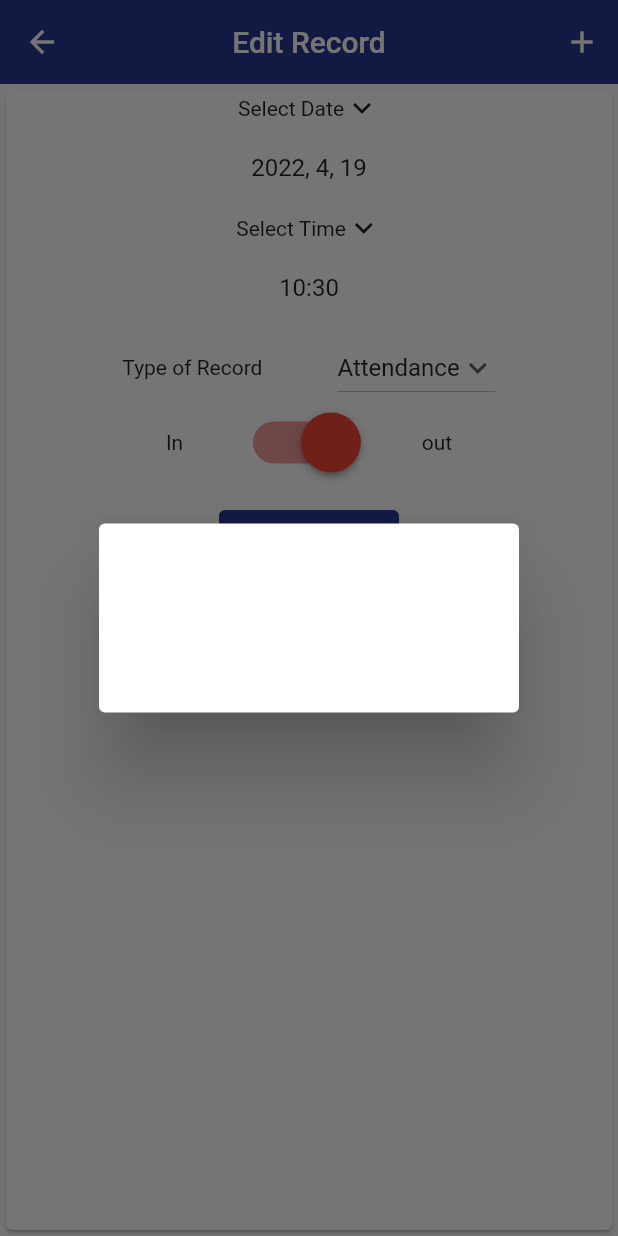
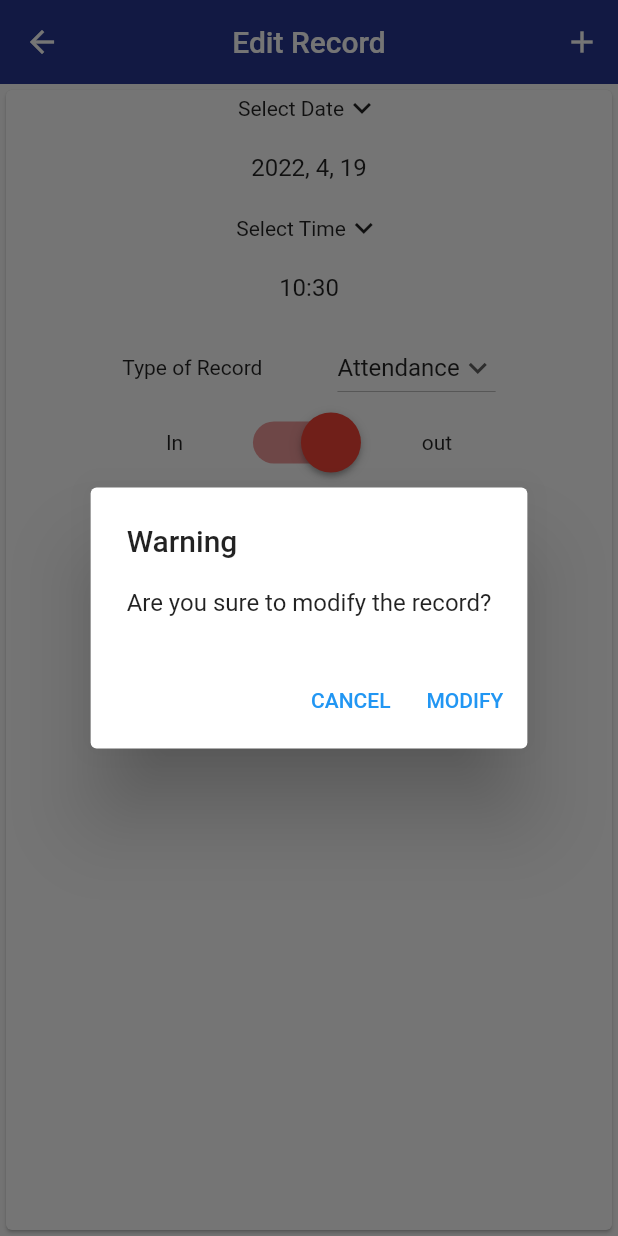
Before and after one commit to marcoafloreselsas/leadoneattendance, a Flutter app: the EditRecordScreen screen opened directly, after a tap on the "add" icon, on a phone screen of 412 x 824 dp. Run offline on Flutter 3.47's test engine with Material 2 defaults, Android fonts, the phone set to English and light mode, and no system bars; our stand-ins replace easy_localization, firebase_auth, firebase_core, flutter_signin_button, google_sign_in; accounts and stored records are empty.

Commit message:
abr 19 2022

```diff
--- a/assets/resources/langs/en.json
+++ b/assets/resources/langs/en.json
@@ -84,11 +84,14 @@
     },
     "alerts":
     {
+        "alert0" : "Warning",
         "alert1" : "The record has been saved successfully.",
         "alert2" : "Are you sure to modify the record?",
         "alert3" : "The record has been successfully modified.",
         "alert4" : "The 'recipient' field is required.",
         "alert5" : "The mail has been sent successfully.",
-        "alert6" : "The report has been downloaded to your device."
+        "alert6" : "The report has been downloaded to your device.",
+        "alertResponse1" : "MODIFY",
+        "alertResponse2" : "CANCEL"
     }
 }
--- a/assets/resources/langs/es.json
+++ b/assets/resources/langs/es.json
@@ -84,11 +84,14 @@
     },
     "alerts":
     {
+        "alert0" : "Aviso",
         "alert1" : "El registro se ha guardado exitosamente.",
         "alert2" : "¿Está seguro de modificar el registro?",
         "alert3" : "El registro se ha modificado exitosamente.",
         "alert4" : "El campo ‘destinatario’ es obligatorio.",
         "alert5" : "El correo se ha enviado exitosamente.",
-        "alert6" : "El reporte ha sido descargado en su dispositivo."
+        "alert6" : "El reporte ha sido descargado en su dispositivo.",
+        "alertResponse1" : "MODIFICAR",
+        "alertResponse2" : "CANCELAR"
     }
 }
--- a/lib/main.dart
+++ b/lib/main.dart
@@ -51,7 +51,7 @@ class MyApp extends StatelessWidget {
             //Si encuentra una sesión, arroja MainScreen, sino, LoginPage.
             if (snapshot.hasData) {
               //VERIFICAR: Empleado = MainScreen, Administrador = MainScreenAdmin.
-              return const MainScreenAdmin();
+              return const MainScreen();
             }
               return const LoginPage();
             }
--- a/lib/screens/editrecord_screen.dart
+++ b/lib/screens/editrecord_screen.dart
@@ -10,7 +10,6 @@ class EditRecordScreen extends StatefulWidget {
 }
 
 class _EditRecordScreenState extends State<EditRecordScreen> {
-
   DateTime pickedDate = DateTime.parse('0000-00-00');
   late TimeOfDay time;
   bool value = true;
@@ -32,6 +31,7 @@ class _EditRecordScreenState extends State<EditRecordScreen> {
     pickedDate = DateTime.now();
     time = TimeOfDay.now();
   }
+
   @override
   Widget build(BuildContext context) {
     return Scaffold(
@@ -45,7 +45,22 @@ class _EditRecordScreenState extends State<EditRecordScreen> {
                       context,
                       MaterialPageRoute(
                           builder: (context) => const EditRecordScreen()));
-                          showDialog(context: context, builder: (context) => const AlertDialog(title: Text('') , content: Text(''), actions: [],));
+                  showDialog(
+                      context: context,
+                      builder: (context) => AlertDialog(
+                            title: const Text('alerts.alert0').tr(),
+                            content: const Text('alerts.alert2').tr(),
+                            actions: [
+                              TextButton(
+                                onPressed: () {},
+                                child: const Text('alerts.alertResponse2').tr(),
+                              ),
+                              TextButton(
+                                onPressed: () {},
+                                child: const Text('alerts.alertResponse1').tr(),
+                              ),
+                            ],
+                          ));
                 },
                 icon: const Icon(Icons.add_outlined)),
           ]),
@@ -60,10 +75,12 @@ class _EditRecordScreenState extends State<EditRecordScreen> {
                 const Icon(Icons.keyboard_arrow_down_outlined),
               ],
               mainAxisAlignment: MainAxisAlignment.center,
-
             ),
             ListTile(
-            title: Text("${pickedDate.year}, ${pickedDate.month}, ${pickedDate.day}", textAlign: TextAlign.center,),
+              title: Text(
+                "${pickedDate.year}, ${pickedDate.month}, ${pickedDate.day}",
+                textAlign: TextAlign.center,
+              ),
               //  trailing: const Icon(Icons.keyboard_arrow_down_outlined),
               onTap: _pickDate,
             ),
@@ -76,7 +93,10 @@ class _EditRecordScreenState extends State<EditRecordScreen> {
               mainAxisAlignment: MainAxisAlignment.center,
             ),
             ListTile(
-            title: Text("${time.hour}:${time.minute}", textAlign: TextAlign.center,),
+              title: Text(
+                "${time.hour}:${time.minute}",
+                textAlign: TextAlign.center,
+              ),
               // trailing: const Icon(Icons.keyboard_arrow_down_outlined),
               onTap: _pickTime,
             ),
@@ -110,17 +130,16 @@ class _EditRecordScreenState extends State<EditRecordScreen> {
               mainAxisAlignment: MainAxisAlignment.center,
             ),
             //Switch
-            Row(
-              children: [
+            Row(children: [
               const Text('editrecords.in').tr(),
               const Padding(padding: EdgeInsets.all(25.0)),
               buildSwitch(), //Manda llamar el switch.
               const Padding(padding: EdgeInsets.all(25.0)),
               const Text('editrecords.out').tr(),
-            ],
-              mainAxisAlignment: MainAxisAlignment.center
+            ], mainAxisAlignment: MainAxisAlignment.center),
+            const SizedBox(
+              height: 20,
             ),
-            const SizedBox(height: 20,),
             //Botón de guardar cambios.
             TextButton(
                 style: TextButton.styleFrom(
@@ -128,7 +147,7 @@ class _EditRecordScreenState extends State<EditRecordScreen> {
                     primary: Colors.white, //Color del Texto
                     minimumSize: const Size(120, 50) //Tamaño - WH
                     ),
-              onPressed: (){},
+                onPressed: () {},
                 child: const Text('editrecords.saveButton').tr())
           ],
         ),
@@ -153,10 +172,9 @@ _pickDate() async {
     DateTime? date = await showDatePicker(
         context: context,
         initialDate: pickedDate,
-    firstDate: DateTime(DateTime.now().year-1),
-    lastDate: DateTime(DateTime.now().year+5)
-  );
-  if(date != null){
+        firstDate: DateTime(DateTime.now().year - 1),
+        lastDate: DateTime(DateTime.now().year + 5));
+    if (date != null) {
       setState(() {
         pickedDate = date;
       });
@@ -164,12 +182,12 @@ _pickDate() async {
   }
 
 //Función que muestra el Time Picker.
-_pickTime() async{
+  _pickTime() async {
     TimeOfDay? t = await showTimePicker(
       context: context,
       initialTime: time,
     );
-  if(t != null){
+    if (t != null) {
       setState(() {
         time = t;
       });
--- a/lib/screens/mainpage_screen_user.dart
+++ b/lib/screens/mainpage_screen_user.dart
@@ -34,7 +34,7 @@ class _MainScreenState extends State<MainScreen> {
                 Navigator.push(
                     context,
                     MaterialPageRoute(
-                        builder: (context) => const QueryRecordsScreenAdmin()));
+                        builder: (context) => const QueryRecordsScreen()));
               },
               icon: const Icon(Icons.search_outlined)),
           IconButton(
--- a/lib/screens/queryrecords_screen_admin.dart
+++ b/lib/screens/queryrecords_screen_admin.dart
@@ -66,7 +66,7 @@ class _QueryRecordsScreenAdminState extends State<QueryRecordsScreenAdmin> {
               ),
               Row(
                 children: [
-                  const Text('Selecciona el Empleado').tr(),
+                  const Text('queryrecords.selectEmployee').tr(),
                 ],
                 mainAxisAlignment: MainAxisAlignment.center,
               ),
```
Lines whose indentation alone changed are shown as unchanged.
